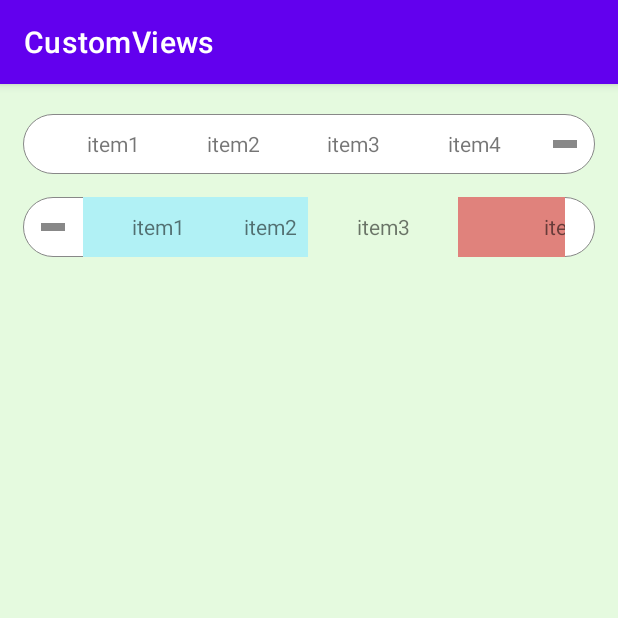
After one commit to YangYang98/CustomViewDemo, an Android app: the HorizontalExpandMenuActivity screen opened directly, with no data from a screen before it, on a phone screen of 412 x 824 dp, the top half of it. The commit adds this screen. Run offline under Robolectric (Android 15) with nearby library versions, the phone set to English and light mode, and no system bars.

Commit message:
FIX：自定义View  ----> 书籍翻页效果   ---> 可展开收起的水平菜单栏

```diff
--- a/app/src/main/AndroidManifest.xml
+++ b/app/src/main/AndroidManifest.xml
@@ -13,6 +13,8 @@
         android:supportsRtl="true"
         android:theme="@style/Theme.CustomViewDemo"
         tools:targetApi="31">
+
+        <activity android:name=".ui.activity.customer.HorizontalExpandMenuActivity" android:exported="false" />
 
         <activity android:name=".ui.activity.customer.BookPageViewActivity" android:exported="false" />
 
--- /dev/null
+++ b/app/src/main/java/com/yang/customviewdemo/ui/activity/customer/HorizontalExpandMenuActivity.kt
@@ -0,0 +1,23 @@
+package com.yang.customviewdemo.ui.activity.customer
+
+import android.os.Bundle
+import androidx.appcompat.app.AppCompatActivity
+import com.yang.customviewdemo.databinding.ActivityHorizontalExpandMenuBinding
+
+
+/**
+ * Create by Yang Yang on 2023/8/17
+ */
+class HorizontalExpandMenuActivity: AppCompatActivity() {
+
+    private lateinit var mBinding: ActivityHorizontalExpandMenuBinding
+
+    override fun onCreate(savedInstanceState: Bundle?) {
+        super.onCreate(savedInstanceState)
+
+        mBinding = ActivityHorizontalExpandMenuBinding.inflate(layoutInflater)
+
+        setContentView(mBinding.root)
+
+    }
+}
--- a/app/src/main/java/com/yang/customviewdemo/ui/activity/customer/MainCustomViewActivity.kt
+++ b/app/src/main/java/com/yang/customviewdemo/ui/activity/customer/MainCustomViewActivity.kt
@@ -52,5 +52,9 @@ class MainCustomViewActivity : AppCompatActivity() {
         findViewById<Button>(R.id.btn_book_page_view).setOnClickListener {
             startActivity(Intent(this, BookPageViewActivity::class.java))
         }
+
+        findViewById<Button>(R.id.btn_expand_menu).setOnClickListener {
+            startActivity(Intent(this, HorizontalExpandMenuActivity::class.java))
+        }
     }
 }
--- /dev/null
+++ b/app/src/main/java/com/yang/customviewdemo/ui/widget/HorizontalExpandMenu.kt
@@ -0,0 +1,387 @@
+package com.yang.customviewdemo.ui.widget
+
+import android.content.Context
+import android.graphics.Canvas
+import android.graphics.Color
+import android.graphics.Paint
+import android.graphics.Path
+import android.graphics.PointF
+import android.graphics.drawable.GradientDrawable
+import android.util.AttributeSet
+import android.util.Log
+import android.view.MotionEvent
+import android.view.View
+import android.view.animation.Animation
+import android.view.animation.Animation.AnimationListener
+import android.view.animation.Transformation
+import android.widget.RelativeLayout
+import com.yang.customviewdemo.R
+import com.yang.customviewdemo.utils.dp
+import com.yang.customviewdemo.utils.px
+import kotlin.math.min
+
+
+/**
+ * Create by Yang Yang on 2023/8/17
+ */
+class HorizontalExpandMenu @JvmOverloads constructor(
+    context: Context,
+    attrs: AttributeSet? = null,
+    defStyleAttr: Int = 0
+): RelativeLayout(context, attrs, defStyleAttr) {
+
+    private val defaultWidth = 200.dp
+    private val defaultHeight = 40.dp
+    private var viewWidth = defaultWidth
+    private var viewHeight = defaultHeight
+
+    private var menuBackColor: Int
+    private var menuStrokeWidth: Float
+    private var menuStrokeColor: Int
+    private var menuCornerRadius: Float
+
+    private var buttonIconDegrees = 0f//按钮icon符号竖线的旋转角度
+    private var buttonIconSize: Float //按钮icon符号的大小
+    private var buttonIconStrokeWidth: Float //按钮icon符号的粗细
+    private var buttonIconColor: Int //按钮icon颜色
+    private val buttonIconPaint: Paint by lazy { Paint() }
+
+    private val buttonStyle: Int //按钮类型
+    private var buttonRadius: Int = defaultHeight / 2 //按钮矩形区域内圆半径
+    private var buttonTop: Float = 0f //按钮矩形区域top值
+    private var buttonBottom: Float = defaultHeight.toFloat() //按钮矩形区域bottom值
+
+    private val rightButtonCenter: PointF by lazy { PointF() } //右按钮中点
+    private var rightButtonLeft: Float = 0f  //右按钮矩形区域left值
+    private var rightButtonRight: Float = 0f  //右按钮矩形区域right值
+
+
+    private val leftButtonCenter: PointF by lazy { PointF() } //左按钮中点
+    private var leftButtonLeft: Float = 0f  //左按钮矩形区域left值
+    private var leftButtonRight: Float = 0f  //左按钮矩形区域right值
+
+    private val path: Path by lazy { Path() }
+
+    private var isExpand = true
+    private var downX = -1f
+    private var downY = -1f
+    private var expandAnimTime = 400
+    private val anim: ExpandMenuAnim by lazy { ExpandMenuAnim().apply {
+        setAnimationListener(object : AnimationListener {
+            override fun onAnimationStart(animation: Animation?) {
+
+            }
+
+            override fun onAnimationEnd(animation: Animation?) {
+                isAnimEnd = true
+            }
+
+            override fun onAnimationRepeat(animation: Animation?) {
+
+            }
+
+        })
+    } }
+    private var isAnimEnd = false
+
+    private var maxChildPathWidth: Float = defaultWidth.toFloat()
+    private var childPathWidth: Float = 0f
+    private var menuLeft = 0f
+    private var menuRight = defaultWidth.toFloat()
+    private var childView: View? = null
+    private val childViewLayoutParams: LayoutParams by lazy { LayoutParams(viewWidth, viewHeight) }
+
+    private var isFirstLayout = true
+
+    class ButtonStyle {
+        companion object {
+            const val STYLE_RIGHT = 0
+            const val STYLE_LEFT = 1
+        }
+    }
+
+    init {
+
+        context.obtainStyledAttributes(attrs, R.styleable.HorizontalExpandMenu).apply {
+            menuBackColor = this.getColor(R.styleable.HorizontalExpandMenu_back_color, Color.WHITE)
+            menuStrokeWidth = this.getDimension(R.styleable.HorizontalExpandMenu_stroke_width, 1f)
+            menuStrokeColor = this.getColor(R.styleable.HorizontalExpandMenu_corner_radius, Color.GRAY)
+            menuCornerRadius = this.getDimension(R.styleable.HorizontalExpandMenu_corner_radius, 20f.px)
+
+            buttonStyle = this.getInteger(R.styleable.HorizontalExpandMenu_button_style, ButtonStyle.STYLE_RIGHT)
+            buttonIconSize = this.getDimension(R.styleable.HorizontalExpandMenu_button_icon_size, 8f.px)
+            buttonIconStrokeWidth = this.getDimension(R.styleable.HorizontalExpandMenu_button_icon_stroke_width, 8f)
+            buttonIconColor = this.getColor(R.styleable.HorizontalExpandMenu_button_icon_color, Color.GRAY)
+            expandAnimTime = this.getInteger(R.styleable.HorizontalExpandMenu_expand_time, 400)
+
+            recycle()
+        }
+
+        buttonIconPaint.apply {
+            color = buttonIconColor
+            strokeWidth = buttonIconStrokeWidth
+            style = Paint.Style.STROKE
+            isAntiAlias = true
+        }
+
+        buttonIconDegrees = 90f
+
+    }
+
+    override fun onMeasure(widthMeasureSpec: Int, heightMeasureSpec: Int) {
+        super.onMeasure(widthMeasureSpec, heightMeasureSpec)
+        val height = measureSize(defaultHeight, heightMeasureSpec)
+        val width = measureSize(defaultWidth, widthMeasureSpec)
+        viewHeight = height
+        viewWidth = width
+        setMeasuredDimension(viewWidth, viewHeight)
+        Log.e("HorizontalExpandMenu", "viewWidth: $viewWidth, viewHeight: $viewHeight")
+
+        buttonRadius = viewHeight / 2
+        layoutRootButton()
+        maxChildPathWidth = (viewWidth - buttonRadius * 2).toFloat()
+        childPathWidth = maxChildPathWidth
+
+        if (background == null) {
+            setMenuBackground()
+        }
+
+    }
+
+    private fun measureSize(defaultSize: Int, measureSpec: Int): Int {
+        val specSize = MeasureSpec.getSize(measureSpec)
+        val specMode = MeasureSpec.getMode(measureSpec)
+
+        val result = when (specMode) {
+            MeasureSpec.EXACTLY -> {
+                specSize
+            }
+            MeasureSpec.AT_MOST -> {
+                min(defaultSize, specSize)
+            }
+            else -> {
+                defaultSize
+            }
+        }
+
+        return result
+    }
+
+    /**
+     * 设置菜单背景，如果要显示阴影，需在onLayout之前调用
+     */
+    private fun setMenuBackground() {
+        val gd = GradientDrawable().apply {
+            setColor(menuBackColor)
+            setStroke(menuStrokeWidth.toInt(), menuStrokeColor)
+            cornerRadius = menuCornerRadius
+        }
+
+        background = gd
+    }
+
+    private fun layoutRootButton() {
+        buttonTop = 0f
+        buttonBottom = viewHeight.toFloat()
+
+        rightButtonCenter.set((viewWidth - buttonRadius).toFloat(), viewHeight / 2f)
+        rightButtonLeft = (rightButtonCenter.x - buttonRadius).toFloat()
+        rightButtonRight = (rightButtonCenter.x + buttonRadius).toFloat()
+
+        leftButtonCenter.set(buttonRadius.toFloat(), viewHeight / 2f)
+        leftButtonLeft = (leftButtonCenter.x - buttonRadius).toFloat()
+        leftButtonRight = (leftButtonCenter.x + buttonRadius).toFloat()
+    }
+
+    override fun onLayout(changed: Boolean, l: Int, t: Int, r: Int, b: Int) {
+        super.onLayout(changed, l, t, r, b)
+
+        if (isFirstLayout) {
+            menuLeft = left.toFloat()
+            menuRight = right.toFloat()
+            isFirstLayout = false
+        }
+
+        if (childCount > 0) {
+            childView = getChildAt(0)
+            if (isExpand) {
+                when (buttonStyle) {
+                    ButtonStyle.STYLE_RIGHT -> {
+                        childView?.layout(leftButtonCenter.x.toInt(),
+                            buttonTop.toInt(), rightButtonLeft.toInt(), buttonBottom.toInt()
+                        )
+                    }
+                    ButtonStyle.STYLE_LEFT -> {
+                        childView?.layout(leftButtonRight.toInt(), buttonTop.toInt(), rightButtonCenter.x.toInt(), buttonBottom.toInt())
+                    }
+                }
+
+                childViewLayoutParams.apply {
+                    width = viewWidth
+                    height = viewHeight
+                    setMargins(0, 0, buttonRadius * 3, 0)
+                }
+                childView?.layoutParams = childViewLayoutParams
+            } else {
+                childView?.visibility = View.GONE
+            }
+        }
+
+        if (childCount > 1) {
+            throw IllegalStateException("HorizontalExpandMenu can host only one direct child")
+        }
+    }
+
+    override fun onSizeChanged(w: Int, h: Int, oldw: Int, oldh: Int) {
+        super.onSizeChanged(w, h, oldw, oldh)
+        viewWidth = w //当menu的宽度改变时，重新给viewWidth赋值
+
+        if (isAnimEnd) {//防止出现动画结束后菜单栏位置大小测量错误的bug
+            when (buttonStyle) {
+                ButtonStyle.STYLE_RIGHT -> {
+                    if (!isExpand) {
+                        layout((menuRight - buttonRadius * 2 - childPathWidth).toInt(), top, menuRight.toInt(), bottom)
+                    }
+                }
+                ButtonStyle.STYLE_LEFT -> {
+                    if (!isExpand) {
+                        layout(menuLeft.toInt(), top, (menuLeft + buttonRadius * 2 + childPathWidth).toInt(), bottom)
+                    }
+                }
+            }
+        }
+
+    }
+
+    override fun onDraw(canvas: Canvas) {
+        layoutRootButton()
+        if (buttonStyle == ButtonStyle.STYLE_RIGHT) {
+            drawRightIcon(canvas)
+        } else {
+            drawLeftIcon(canvas)
+        }
+        super.onDraw(canvas)//注意父方法在最后调用，以免icon被遮盖
+    }
+
+    private fun drawLeftIcon(canvas: Canvas) {
+        path.apply {
+            reset()
+
+            moveTo(leftButtonCenter.x - buttonIconSize, leftButtonCenter.y)
+            lineTo(leftButtonCenter.x + buttonIconSize, leftButtonCenter.y)
+        }
+
+        canvas.apply {
+            drawPath(path, buttonIconPaint)
+
+            save()
+            rotate(-buttonIconDegrees, leftButtonCenter.x, leftButtonCenter.y)
+            path.apply {
+                reset()
+                moveTo(leftButtonCenter.x, leftButtonCenter.y - buttonIconSize)
+                lineTo(leftButtonCenter.x, leftButtonCenter.y + buttonIconSize)
+            }
+            drawPath(path, buttonIconPaint)
+
+            restore()
+        }
+    }
+
+    private fun drawRightIcon(canvas: Canvas) {
+        path.apply {
+            reset()
+
+            moveTo(rightButtonCenter.x - buttonIconSize, rightButtonCenter.y)
+            lineTo(rightButtonCenter.x + buttonIconSize, rightButtonCenter.y)
+        }
+
+        canvas.apply {
+            drawPath(path, buttonIconPaint)
+
+            save()
+            rotate(-buttonIconDegrees, rightButtonCenter.x, rightButtonCenter.y)
+            path.apply {
+                reset()
+                moveTo(rightButtonCenter.x, rightButtonCenter.y - buttonIconSize)
+                lineTo(rightButtonCenter.x, rightButtonCenter.y + buttonIconSize)
+            }
+            drawPath(path, buttonIconPaint)
+
+            restore()
+        }
+    }
+
+    override fun onTouchEvent(event: MotionEvent): Boolean {
+        super.onTouchEvent(event)
+        val x = event.x
+        val y = event.y
+
+        when (event.action) {
+            MotionEvent.ACTION_DOWN -> {
+                downX = event.x
+                downY = event.y
+            }
+            MotionEvent.ACTION_MOVE -> {
+
+            }
+            MotionEvent.ACTION_UP -> {
+                if (maxChildPathWidth == childPathWidth || childPathWidth == 0f) {
+                    when (buttonStyle) {
+                        ButtonStyle.STYLE_RIGHT -> {
+                            if (x == downX && y == downY && y >= buttonTop && y <= buttonBottom && x >= rightButtonLeft && x <= rightButtonRight) {
+                                changeMenuStatus(expandAnimTime)
+                            }
+                        }
+                        ButtonStyle.STYLE_LEFT -> {
+                            if (x == downX && y == downY && y >= buttonTop && y <= buttonBottom && x >= leftButtonLeft && x <= leftButtonRight) {
+                                changeMenuStatus(expandAnimTime)
+                            }
+                        }
+                    }
+                }
+            }
+        }
+
+        return true
+    }
+
+    private fun changeMenuStatus(time: Int) {
+        anim.duration = time.toLong()
+        isExpand = !isExpand
+        this.startAnimation(anim)
+        isAnimEnd = false
+    }
+
+    inner class ExpandMenuAnim: Animation() {
+
+        override fun applyTransformation(interpolatedTime: Float, t: Transformation?) {
+            super.applyTransformation(interpolatedTime, t)
+            val left = menuRight - buttonRadius * 2 //按钮在右边，菜单收起时按钮区域left值
+            val right = menuLeft + buttonRadius * 2 //按钮在左边，菜单收起时按钮区域right值
+
+            childView?.visibility = View.GONE
+
+            if (isExpand) {
+                buttonIconDegrees = 90 * interpolatedTime
+                childPathWidth = maxChildPathWidth * interpolatedTime
+
+                if (childPathWidth == maxChildPathWidth) {
+                    childView?.visibility = View.VISIBLE
+                }
+            } else {
+                buttonIconDegrees = 90 - 90 * interpolatedTime
+                childPathWidth = maxChildPathWidth * (1 - interpolatedTime)
+            }
+
+            when (buttonStyle) {
+                ButtonStyle.STYLE_RIGHT -> {
+                    layout((left - childPathWidth).toInt(), top, menuRight.toInt(), bottom)
+                }
+                ButtonStyle.STYLE_LEFT -> {
+                    layout(menuLeft.toInt(), top, (right + childPathWidth).toInt(), bottom)
+                }
+            }
+            postInvalidate()
+        }
+    }
+}
--- a/app/src/main/res/layout/activity_custom_view.xml
+++ b/app/src/main/res/layout/activity_custom_view.xml
@@ -78,5 +78,13 @@
         android:textAllCaps="false"
         />
 
+    <Button
+        android:id="@+id/btn_expand_menu"
+        android:layout_width="wrap_content"
+        android:layout_height="wrap_content"
+        android:text="可展开收起的水平菜单栏"
+        android:textAllCaps="false"
+        />
+
 
 </LinearLayout>
--- /dev/null
+++ b/app/src/main/res/layout/activity_horizontal_expand_menu.xml
@@ -0,0 +1,102 @@
+<?xml version="1.0" encoding="utf-8"?>
+<LinearLayout xmlns:android="http://schemas.android.com/apk/res/android"
+    android:layout_width="match_parent"
+    android:layout_height="match_parent"
+    xmlns:app="http://schemas.android.com/apk/res-auto"
+    android:orientation="vertical"
+    android:gravity="center"
+    android:background="@color/softGreen">
+
+    <LinearLayout
+        android:layout_width="match_parent"
+        android:layout_height="match_parent"
+        android:orientation="vertical">
+        <com.yang.customviewdemo.ui.widget.HorizontalExpandMenu
+            android:id="@+id/expandMenu1"
+            android:layout_width="match_parent"
+            android:layout_height="40dp"
+            android:layout_marginTop="20dp"
+            android:layout_marginLeft="15dp"
+            android:layout_marginRight="15dp">
+            <LinearLayout
+                android:layout_width="match_parent"
+                android:layout_height="match_parent"
+                android:orientation="horizontal"
+                android:gravity="center_vertical"
+                android:clickable="true">
+                <TextView
+                    android:layout_width="0dp"
+                    android:layout_height="match_parent"
+                    android:layout_weight="1"
+                    android:gravity="center"
+                    android:text="item1"/>
+                <TextView
+                    android:layout_width="0dp"
+                    android:layout_height="match_parent"
+                    android:layout_weight="1"
+                    android:gravity="center"
+                    android:text="item2"/>
+                <TextView
+                    android:layout_width="0dp"
+                    android:layout_height="match_parent"
+                    android:layout_weight="1"
+                    android:gravity="center"
+                    android:text="item3"/>
+                <TextView
+                    android:layout_width="0dp"
+                    android:layout_height="match_parent"
+                    android:layout_weight="1"
+                    android:gravity="center"
+                    android:text="item4"/>
+            </LinearLayout>
+        </com.yang.customviewdemo.ui.widget.HorizontalExpandMenu>
+
+        <com.yang.customviewdemo.ui.widget.HorizontalExpandMenu
+            android:id="@+id/expandMenu2"
+            android:layout_width="match_parent"
+            android:layout_height="40dp"
+            android:layout_marginTop="15dp"
+            android:layout_marginLeft="15dp"
+            android:layout_marginRight="15dp"
+            app:button_style="left">
+            <HorizontalScrollView
+                android:layout_width="match_parent"
+                android:layout_height="match_parent"
+                android:fillViewport="true"
+                android:scrollbars="none">
+                <LinearLayout
+                    android:layout_width="wrap_content"
+                    android:layout_height="match_parent"
+                    android:orientation="horizontal"
+                    android:gravity="center_vertical"
+                    android:clickable="true">
+                    <TextView
+                        android:layout_width="100dp"
+                        android:layout_height="match_parent"
+                        android:gravity="center"
+                        android:background="@color/softBlue"
+                        android:text="item1"/>
+                    <TextView
+                        android:layout_width="50dp"
+                        android:layout_height="match_parent"
+                        android:gravity="center"
+                        android:background="@color/softBlue"
+                        android:text="item2"/>
+                    <TextView
+                        android:layout_width="100dp"
+                        android:layout_height="match_parent"
+                        android:gravity="center"
+                        android:background="@color/softGreen"
+                        android:text="item3"/>
+                    <TextView
+                        android:layout_width="150dp"
+                        android:layout_height="match_parent"
+                        android:gravity="center"
+                        android:background="@color/softRed"
+                        android:text="item4"/>
+                </LinearLayout>
+            </HorizontalScrollView>
+        </com.yang.customviewdemo.ui.widget.HorizontalExpandMenu>
+    </LinearLayout>
+
+</LinearLayout>
--- a/app/src/main/res/values/colors.xml
+++ b/app/src/main/res/values/colors.xml
@@ -23,6 +23,7 @@
     <color name="colorBlack">#000000</color>
     <color name="colorWhite">#ffffff</color>
     <color name="softGreen">#e5fadf</color>
+    <color name="softRed">#E0827C</color>
     <color name="softYellow">#fdedbc</color>
     <color name="light_yellow">#fdedbc</color>
     <color name="softBlue">#FFB1F1F5</color>
--- a/app/src/main/res/values/styles_widget.xml
+++ b/app/src/main/res/values/styles_widget.xml
@@ -78,4 +78,19 @@
         <attr name="wave_width" format="dimension" />
     </declare-styleable>
 
+    <declare-styleable name="HorizontalExpandMenu">
+        <attr name="back_color" format="color" />
+        <attr name="stroke_width" format="dimension" />
+        <attr name="stroke_color" format="color" />
+        <attr name="corner_radius" format="dimension" />
+        <attr name="button_style">
+            <enum name="right" value="0"/>
+            <enum name="left" value="1"/>
+        </attr>
+        <attr name="button_icon_size" format="dimension" />
+        <attr name="button_icon_stroke_width" format="dimension" />
+        <attr name="button_icon_color" format="color" />
+        <attr name="expand_time" format="integer" />
+    </declare-styleable>
+
 </resources>
```
